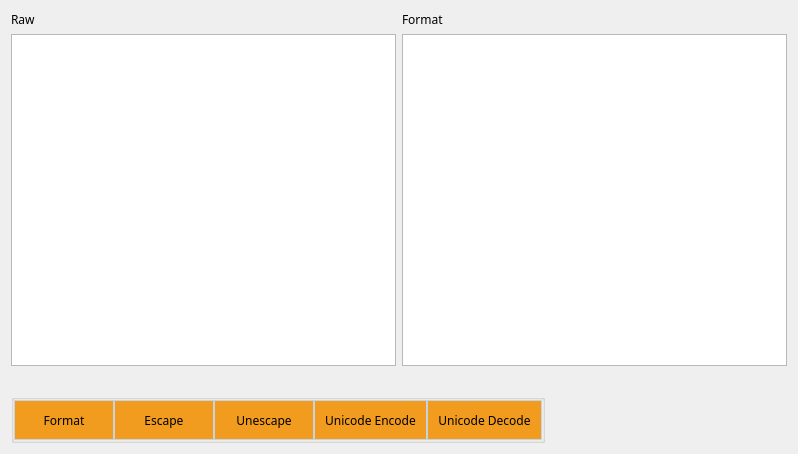
First picture: the form in ui/format_window.ui, repository liyansong2018/ReverseWidget, before the edit.
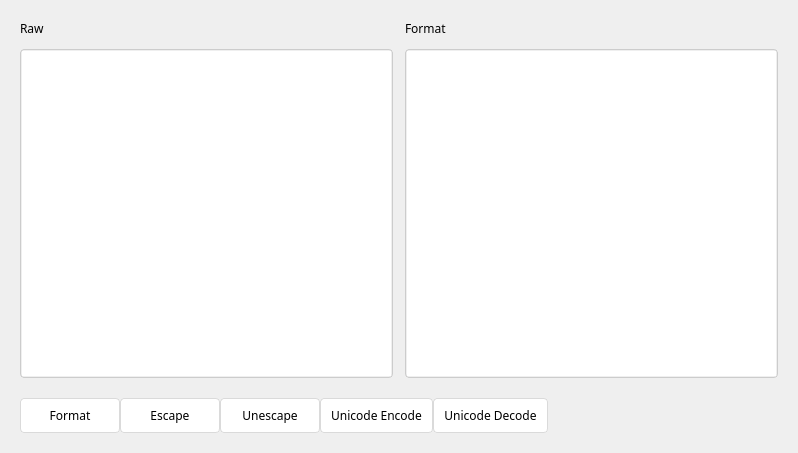
Second picture: the form after the edit. Icons and pictures are not drawn.

Commit message: Flattening style of format window

Diff of the .ui file:
```diff
--- a/ui/format_window.ui
+++ b/ui/format_window.ui
@@ -7,7 +7,7 @@
     <x>0</x>
     <y>0</y>
     <width>798</width>
-    <height>454</height>
+    <height>453</height>
    </rect>
   </property>
   <property name="font">
@@ -23,27 +23,55 @@
     <normaloff>resources/pictures/hacker.png</normaloff>resources/pictures/hacker.png</iconset>
   </property>
   <layout class="QGridLayout" name="gridLayout">
-   <item row="2" column="0">
+   <property name="leftMargin">
+    <number>20</number>
+   </property>
+   <property name="topMargin">
+    <number>20</number>
+   </property>
+   <property name="rightMargin">
+    <number>20</number>
+   </property>
+   <property name="bottomMargin">
+    <number>20</number>
+   </property>
+   <property name="horizontalSpacing">
+    <number>6</number>
+   </property>
+   <property name="verticalSpacing">
+    <number>20</number>
+   </property>
+   <item row="1" column="0">
     <layout class="QHBoxLayout" name="horizontalLayout">
      <property name="spacing">
       <number>7</number>
      </property>
      <item>
       <widget class="QGroupBox" name="groupBox">
+       <property name="font">
+        <font>
+         <family>微软雅黑</family>
+        </font>
+       </property>
        <property name="styleSheet">
-        <string notr="true">QPushButton{
+        <string notr="true">QGroupBox{
+	border:0px
+}
+QPushButton{
 	text-align:center;
     text-decoration:none;
-    background:#f29c1f;
+    background:#ffffff;
+	/*color: #fff;*/
     /* color:#000000; */
 
     padding: 5px 10px 5px 10px;
     font-weight:light;
-    border-radius:0px;
-	border:1px solid #c6d4e2;
-	margin: 0px;
+    border-radius:4px;
+	border:1px solid #dadada;
+	white-space: nowrap;
 }
-QPushButton::checked,QToolButton::checked{
+
+QPushButton::checked,QPushButton::hover{
 	background-image: url(&quot;ui/resources/pictures/blue_menu.png&quot;);
 	color:#ffffff;
 	font-weight: bold;
@@ -73,7 +101,7 @@
           <property name="minimumSize">
            <size>
             <width>100</width>
-            <height>40</height>
+            <height>35</height>
            </size>
           </property>
           <property name="font">
@@ -105,7 +133,7 @@
           <property name="minimumSize">
            <size>
             <width>100</width>
-            <height>40</height>
+            <height>35</height>
            </size>
           </property>
           <property name="font">
@@ -134,7 +162,7 @@
           <property name="minimumSize">
            <size>
             <width>100</width>
-            <height>40</height>
+            <height>35</height>
            </size>
           </property>
           <property name="font">
@@ -163,7 +191,7 @@
           <property name="minimumSize">
            <size>
             <width>100</width>
-            <height>40</height>
+            <height>35</height>
            </size>
           </property>
           <property name="font">
@@ -192,7 +220,7 @@
           <property name="minimumSize">
            <size>
             <width>100</width>
-            <height>40</height>
+            <height>35</height>
            </size>
           </property>
           <property name="font">
@@ -233,8 +261,8 @@
       <widget class="QLabel" name="label_2">
        <property name="maximumSize">
         <size>
-         <width>40</width>
-         <height>40</height>
+         <width>35</width>
+         <height>34</height>
         </size>
        </property>
        <property name="text">
@@ -255,8 +283,8 @@
       <widget class="QLabel" name="label">
        <property name="maximumSize">
         <size>
-         <width>40</width>
-         <height>40</height>
+         <width>35</width>
+         <height>34</height>
         </size>
        </property>
        <property name="text">
@@ -277,11 +305,26 @@
    </item>
    <item row="0" column="0">
     <layout class="QGridLayout" name="gridLayout_2">
+     <property name="spacing">
+      <number>12</number>
+     </property>
      <item row="1" column="1">
-      <widget class="QTextBrowser" name="textBrowser"/>
+      <widget class="QTextBrowser" name="textBrowser">
+       <property name="styleSheet">
+        <string notr="true">border-radius: 4px;
+border:1px solid #ccc;
+padding: 1px;</string>
+       </property>
+      </widget>
      </item>
      <item row="1" column="0">
-      <widget class="QTextEdit" name="textEdit"/>
+      <widget class="QTextEdit" name="textEdit">
+       <property name="styleSheet">
+        <string notr="true">border-radius: 4px;
+border:1px solid #ccc;
+padding: 1px;</string>
+       </property>
+      </widget>
      </item>
      <item row="0" column="0">
       <widget class="QLabel" name="label_4">
@@ -299,13 +342,6 @@
      </item>
     </layout>
    </item>
-   <item row="1" column="0">
-    <widget class="QLabel" name="label_3">
-     <property name="text">
-      <string/>
-     </property>
-    </widget>
-   </item>
   </layout>
  </widget>
  <resources/>
```
The commit also changes 3 other files.
